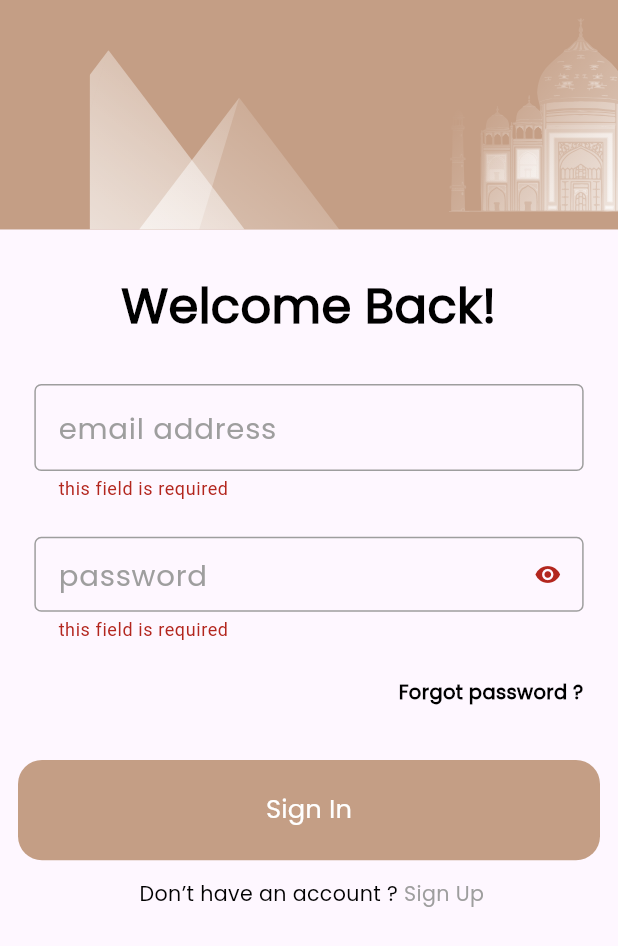
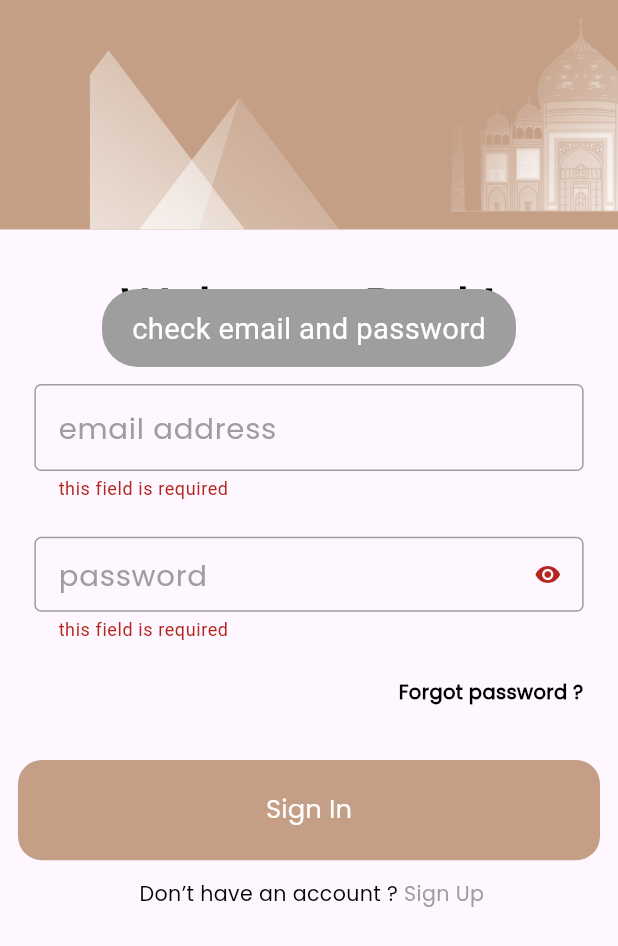
Before and after one commit to 01273904861/dalel, a Flutter app: the SignInView screen opened by its route, after a tap on "Sign In", on a phone screen of 412 x 824 dp, the part 290-1236 px from its top. Run offline on Flutter 3.47's test engine with Material 3 defaults, Android fonts, the phone set to English and light mode, and no system bars; our stand-ins replace bloc, firebase_auth, firebase_core, flutter_bloc, flutter_screenutil, flutter_svg and 1 more; accounts and stored records are empty.

Commit message:
refactor sign up  & add CircularProgressIndicator

```diff
--- a/lib/core/functions/show_snack_bar.dart
+++ b/lib/core/functions/show_snack_bar.dart
@@ -1,6 +1,7 @@
 import 'package:dalel/core/theming/app_colors.dart';
 import 'package:flutter/material.dart';
 import 'package:fluttertoast/fluttertoast.dart';
+import 'package:flutter_screenutil/flutter_screenutil.dart';
 
 void showSnackBar(BuildContext context, String message) {
   ScaffoldMessenger.of(context).showSnackBar(
@@ -15,12 +16,13 @@ void showSnackBar(BuildContext context, String message) {
 
 void showToast(String msg) {
   Fluttertoast.showToast(
-    msg: msg,
+
+    msg:  msg,
     toastLength: Toast.LENGTH_SHORT,
     gravity: ToastGravity.CENTER,
     timeInSecForIosWeb: 1,
-    backgroundColor: AppColors.primaryColor,
+    backgroundColor: Colors.grey,
     textColor: Colors.white,
-    fontSize: 16.0,
+    fontSize: 17.sp,
   );
 }
--- a/lib/features/auth/data/cubit/cubit/auth_cubit.dart
+++ b/lib/features/auth/data/cubit/cubit/auth_cubit.dart
@@ -8,7 +8,7 @@ class AuthCubit extends Cubit<AuthState> {
 
   TextEditingController signUpEmailContoller = TextEditingController();
   TextEditingController signUpPasswordController = TextEditingController();
-  TextEditingController signUpfirstNameController = TextEditingController();
+  TextEditingController signUpFirstNameController = TextEditingController();
   TextEditingController signUpLastNameController = TextEditingController();
 
   final GlobalKey<FormState> signUpFormKey = GlobalKey();
@@ -41,12 +41,9 @@ class AuthCubit extends Cubit<AuthState> {
     await FirebaseAuth.instance.currentUser!.sendEmailVerification();
   }
 
-
   void termsAndConditionChanges() {
     emit(TermsAndConditionChangedState());
   }
-
-
 }
 
 //abdelrahman982004@gmail.com
--- a/lib/features/auth/ui/views/sign_in_view.dart
+++ b/lib/features/auth/ui/views/sign_in_view.dart
@@ -23,9 +23,11 @@ class SignInView extends StatelessWidget {
         body: BlocConsumer<SigninCubit, SignInState>(
           listener: (context, state) {
             if (state is SignInFailureState) {
-              showSnackBar(context, state.errorMessage);
+              showToast(state.errorMessage);
             } else if (state is SignInSuccessState) {
-              showSnackBar(context, 'login sucess');
+              showToast('login sucess');
+              Navigator.of(context)
+                  .pushNamedAndRemoveUntil(Routes.homePage, (_) => false);
               auth.signInEmailContoller.clear();
               auth.signInPasswordController.clear();
             }
@@ -64,11 +66,13 @@ class SignInView extends StatelessWidget {
                 )),
                 SliverToBoxAdapter(child: verticalSpacing(30)),
                 SliverToBoxAdapter(
-                  child: CustomTextButton(
-                      label: 'Sign In',
-                      onPressed: () {
-                        checkSignInValidMethod(auth);
-                      }),
+                  child: state is SignInLoadingState
+                      ? const Center(child: CircularProgressIndicator())
+                      : CustomTextButton(
+                          label: 'Sign In',
+                          onPressed: () {
+                            checkSignInValidMethod(auth);
+                          }),
                 ),
                 SliverToBoxAdapter(child: verticalSpacing(10)),
                 SliverToBoxAdapter(
@@ -96,7 +100,9 @@ class SignInView extends StatelessWidget {
 
   void checkSignInValidMethod(SigninCubit auth) {
     if (auth.signInFormKey.currentState!.validate()) {
-        auth.signIn();
+      auth.signIn();
+    } else {
+      showToast('check email and password');
     }
   }
 }
--- a/lib/features/auth/ui/widgets/custom_sign_up_form.dart
+++ b/lib/features/auth/ui/widgets/custom_sign_up_form.dart
@@ -25,7 +25,7 @@ class _CustomSignUpFormState extends State<CustomSignUpForm> {
             children: [
               CustomTextField(
                   controller:
-                      context.read<AuthCubit>().signUpfirstNameController,
+                      context.read<AuthCubit>().signUpFirstNameController,
                   labelText: 'first name'),
               verticalSpacing(20),
               CustomTextField(
```
Also changed, not shown: lib/features/auth/ui/views/sign_up_view.dart (+9 -3 lines), lib/features/auth/ui/widgets/sign_up_button_section.dart (+12 -9 lines).
